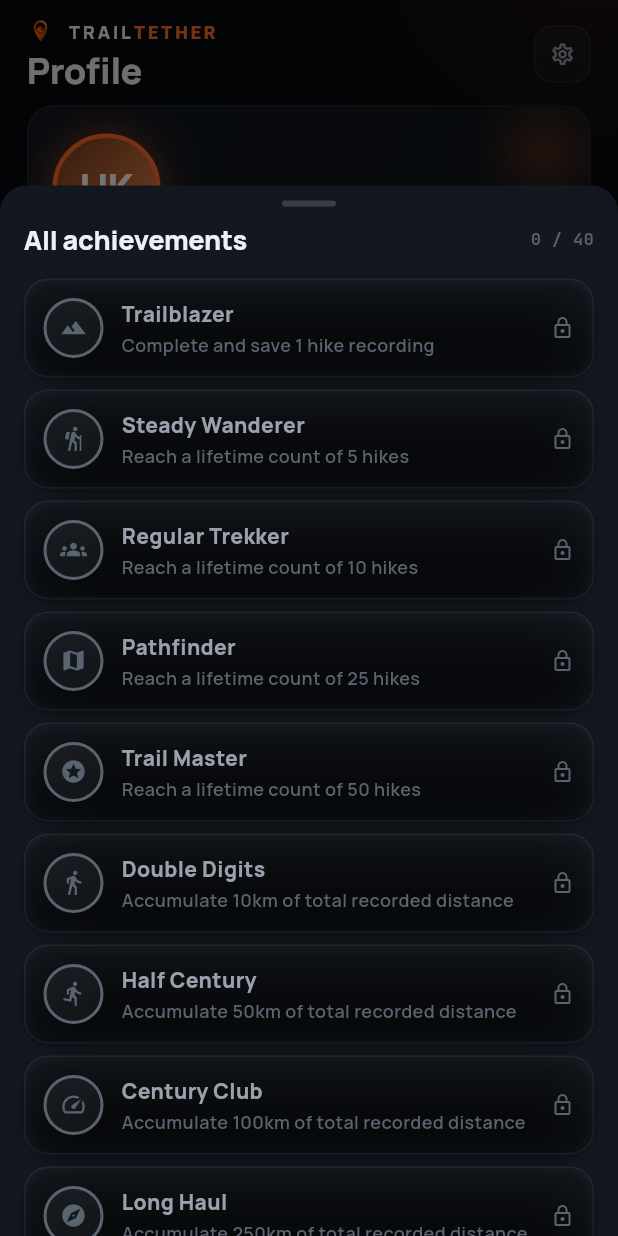
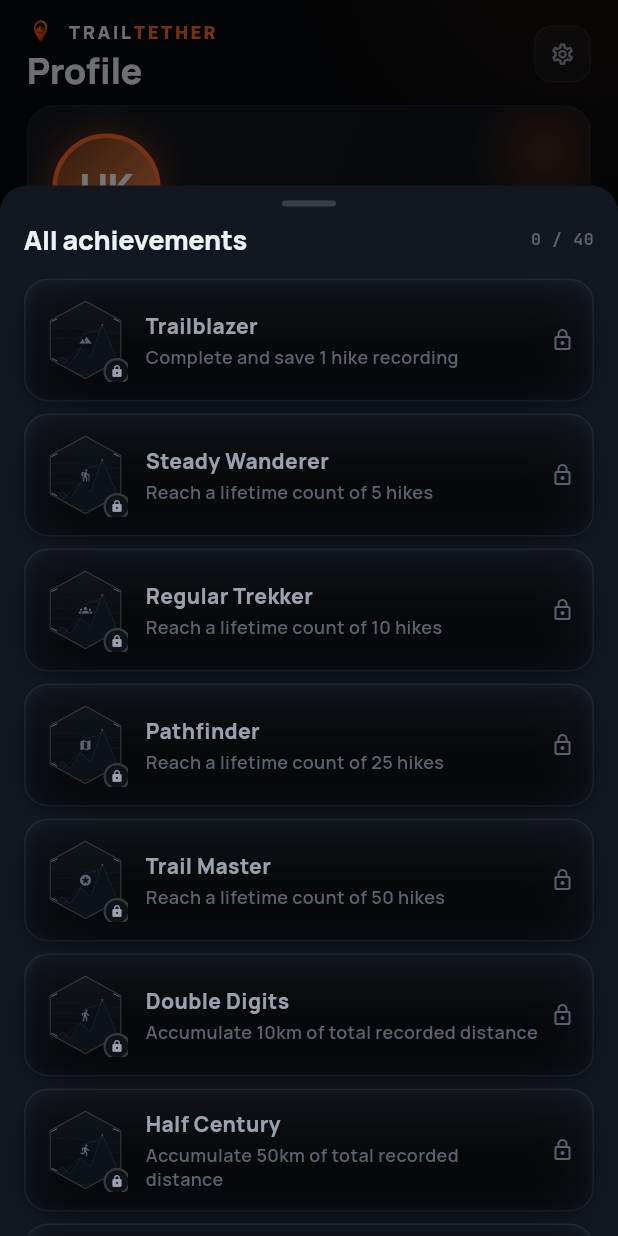
Before and after one commit to MHB2730/trailtether, a Flutter app: the TTProfileScreen screen opened directly, after a tap on "VIEW ALL →", on a phone screen of 412 x 824 dp. Run offline on Flutter 3.47's test engine with Material 3 defaults, Android fonts, the phone set to English and light mode, and no system bars; our stand-ins replace app_links, battery_plus, connectivity_plus, device_info_plus, file_picker, fl_chart and 17 more; missing offline and left inert: flutter_background_service, flutter_map_tile_caching, gpx, health, mobile_scanner, torch_light and 1 more; accounts and stored records are empty; network calls fail.

Commit message:
Trailtether v3.4.0 — animated achievement medallions matching the design
New widget: lib/widgets/design/tt_achievement_medallion.dart

A faithful Flutter port of the design's TopoMedallion
(screens/profile.jsx#TopoMedallion). Flutter has no animated-SVG
runtime, so the JSX <animate> elements are replaced with a single
AnimationController + CustomPainter that loops:

  * Hex topographic survey marker (clipped 100x100 viewBox, scaled
    to any size) with contour lines, mountain silhouette, reticle
    corner brackets — the static topo "paper" the badge sits on.
  * Switchback trail that draws itself across the silhouette via
    PathMetric.extractPath at the current animation phase.
  * Tracer dot (FFF4D6) riding the head of the trail.
  * Summit pin with a radial-gradient halo that pulses r 4 -> 8 -> 4
    over 2 s.
  * Two radar ping rings expanding from the summit on a 3.2 s loop,
    offset by half a cycle so they're never both at r=0.
  * Locked-with-progress: ember "magma" fill rises from the base of
    the hex to (1 - progress) x height, with a flickering wavefront
    stroke on top.
  * Hero mode (size >=80, large=true): outer ring glow + four
    drifting ember sparks above the medallion.

Wired into tt_profile_screen.dart in three places:

  * _AchievementBadge grid tiles (8 visible on the Profile screen) —
    plain icon-in-circle replaced with TTAchievementMedallion size 56
  * All-Achievements detail list rows — same widget at size 56
  * Detail dialog header — hero TTAchievementMedallion size 80 with
    large=true so the user sees the drifting embers

Performance:
  * Single AnimationController per instance; ticker auto-pauses when
    the widget is off-screen via Flutter's TickerMode.
  * Painter reuses Path objects (hex / mountain / trail are static
    geometry) and only allocates Paints per frame for animated
    gradients.
  * shouldRepaint is gated on the props that change, not the
    animation value (the controller already drives `repaint`).

Co-Authored-By: Claude Opus 4.7 <noreply@anthropic.com>

```diff
--- a/trailtether_app/lib/screens/tt_profile_screen.dart
+++ b/trailtether_app/lib/screens/tt_profile_screen.dart
@@ -22,6 +22,7 @@ import '../providers/hike_history_provider.dart';
 import '../providers/profile_provider.dart';
 import '../providers/units_provider.dart';
 import '../services/auth_service.dart';
+import '../widgets/design/tt_achievement_medallion.dart';
 import '../widgets/design/tt_ambient.dart';
 import '../widgets/design/tt_app_bar.dart';
 import 'privacy_policy_screen.dart';
@@ -1275,21 +1276,16 @@ class _AchievementsSection extends StatelessWidget {
                   separatorBuilder: (_, __) => const SizedBox(height: 8),
                   itemBuilder: (_, i) {
                     final d = rows[i];
-                    final tint = d.unlocked ? d.color : TT.text3;
                     return TTCard(
                       padding: const EdgeInsets.fromLTRB(12, 12, 12, 12),
                       child: Row(
                         children: [
-                          Container(
-                            width: 40,
-                            height: 40,
-                            decoration: BoxDecoration(
-                              shape: BoxShape.circle,
-                              color: tint.withOpacity(0.14),
-                              border: Border.all(color: tint, width: 2),
-                            ),
-                            alignment: Alignment.center,
-                            child: Icon(d.icon, size: 18, color: tint),
+                          TTAchievementMedallion(
+                            icon: d.icon,
+                            color: d.color,
+                            unlocked: d.unlocked,
+                            progress: d.unlocked ? 1.0 : 0.0,
+                            size: 56,
                           ),
                           const SizedBox(width: 12),
                           Expanded(
@@ -1385,25 +1381,21 @@ class _AchievementBadge extends StatelessWidget {
 
   void _showDetail(BuildContext context) {
     final unlocked = data.unlocked;
-    final tintColor = unlocked ? data.color : TT.text3;
     showDialog<void>(
       context: context,
       builder: (ctx) => AlertDialog(
         backgroundColor: TT.surf,
         title: Row(
           children: [
-            Container(
-              width: 38,
-              height: 38,
-              decoration: BoxDecoration(
-                shape: BoxShape.circle,
-                color: tintColor.withOpacity(0.14),
-                border: Border.all(color: tintColor, width: 2),
-              ),
-              alignment: Alignment.center,
-              child: Icon(data.icon, size: 18, color: tintColor),
-            ),
-            const SizedBox(width: 12),
+            TTAchievementMedallion(
+              icon: data.icon,
+              color: data.color,
+              unlocked: data.unlocked,
+              progress: data.unlocked ? 1.0 : 0.0,
+              size: 80,
+              large: true,
+            ),
+            const SizedBox(width: 14),
             Expanded(
               child: Text(
                 data.label,
@@ -1474,54 +1466,15 @@ class _AchievementBadge extends StatelessWidget {
         mainAxisAlignment: MainAxisAlignment.start,
         crossAxisAlignment: CrossAxisAlignment.center,
         children: [
-          Stack(
-            clipBehavior: Clip.none,
-            alignment: Alignment.center,
-            children: [
-              Container(
-                width: 40,
-                height: 40,
-                decoration: BoxDecoration(
-                  shape: BoxShape.circle,
-                  color: data.unlocked
-                      ? data.color.withOpacity(0.12)
-                      : TT.bg3,
-                  border: Border.all(
-                    color: data.unlocked ? data.color : TT.line2,
-                    width: 2,
-                  ),
-                  boxShadow: data.unlocked
-                      ? [
-                          BoxShadow(
-                            color: data.color.withOpacity(0.22),
-                            blurRadius: 12,
-                          ),
-                        ]
-                      : null,
-                ),
-                child: Icon(
-                  data.icon,
-                  size: 18,
-                  color: data.unlocked ? data.color : TT.text3,
-                ),
-              ),
-              if (!data.unlocked)
-                Positioned(
-                  right: -2,
-                  bottom: -2,
-                  child: Container(
-                    width: 16,
-                    height: 16,
-                    decoration: BoxDecoration(
-                      shape: BoxShape.circle,
-                      color: TT.bg2,
-                      border: Border.all(color: TT.line2, width: 1),
-                    ),
-                    alignment: Alignment.center,
-                    child: const Icon(Icons.lock, size: 9, color: TT.text3),
-                  ),
-                ),
-            ],
+          // Animated hex topo medallion — matches the design's
+          // TopoMedallion (radar ping, switchback trail draw-in,
+          // summit pulse, ember magma fill on locked-with-progress).
+          TTAchievementMedallion(
+            icon: data.icon,
+            color: data.color,
+            unlocked: data.unlocked,
+            progress: data.unlocked ? 1.0 : 0.0,
+            size: 56,
           ),
           const SizedBox(height: 8),
           Text(
--- /dev/null
+++ b/trailtether_app/lib/widgets/design/tt_achievement_medallion.dart
@@ -0,0 +1,506 @@
+// Trailtether — animated achievement medallion.
+//
+// Flutter port of `screens/profile.jsx#TopoMedallion`. The design ships a
+// hexagonal topographic survey marker with multiple loops layered on it:
+//   * a switchback trail drawing itself across a mountain silhouette
+//   * a comet riding the trail head
+//   * a summit pin that pulses
+//   * radar ping rings expanding from the summit
+//   * drifting embers (hero-size only)
+// Locked-with-progress badges show an ember "magma" fill rising from the
+// base of the hex up to (1 - progress) × height, with a wavefront on top.
+//
+// Single AnimationController drives everything. CustomPainter does the
+// drawing — Flutter has no animated SVG runtime, so the JSX <animate>
+// elements are replaced with tween-driven repaints.
+//
+// Performance:
+//   * `repaint: _ctrl` rebuilds only this widget on each frame
+//   * paint code allocates Paints once per build and reuses them
+//   * controllers are paused via TickerMode when offscreen (Flutter
+//     stops tickers automatically for screens that aren't visible)
+//
+// Usage:
+//   TTAchievementMedallion(
+//     icon: Icons.terrain,
+//     color: TT.ember,
+//     unlocked: true,
+//     size: 56,
+//   )
+
+import 'dart:math' as math;
+import 'package:flutter/material.dart';
+
+class TTAchievementMedallion extends StatefulWidget {
+  /// Centre icon (rendered in a small well on the trail line).
+  final IconData icon;
+
+  /// Tint used for the trail, summit pin and hex border. The fill is
+  /// derived as a brighter shade of this colour.
+  final Color color;
+
+  /// True if the achievement has been earned. Unlocked medallions
+  /// animate; locked ones render statically with a lock chip.
+  final bool unlocked;
+
+  /// 0–1 progress towards unlocking. Ignored when [unlocked] is true.
+  /// Drives the ember magma fill height for locked-with-progress badges.
+  final double progress;
+
+  /// Drawn at this width × height. Hexagon viewBox is 100×100 internally
+  /// and scaled to fit. Reasonable: 56 (grid), 96 (hero), 120 (detail).
+  final double size;
+
+  /// Hero mode — beefier border, larger icon well, drifting embers.
+  final bool large;
+
+  const TTAchievementMedallion({
+    super.key,
+    required this.icon,
+    required this.color,
+    required this.unlocked,
+    this.progress = 0,
+    this.size = 56,
+    this.large = false,
+  });
+
+  @override
+  State<TTAchievementMedallion> createState() => _TTAchievementMedallionState();
+}
+
+class _TTAchievementMedallionState extends State<TTAchievementMedallion>
+    with SingleTickerProviderStateMixin {
+  late final AnimationController _ctrl;
+
+  @override
+  void initState() {
+    super.initState();
+    // 6 s loop — slow enough to read as ambient, long enough for the
+    // trail draw + ember drift to feel coherent. Sub-loops (summit pulse,
+    // radar ping) use `fmod` on this base inside the painter.
+    _ctrl = AnimationController(
+      vsync: this,
+      duration: const Duration(milliseconds: 6000),
+    );
+    if (widget.unlocked) _ctrl.repeat();
+  }
+
+  @override
+  void didUpdateWidget(covariant TTAchievementMedallion old) {
+    super.didUpdateWidget(old);
+    if (widget.unlocked != old.unlocked) {
+      if (widget.unlocked) {
+        _ctrl.repeat();
+      } else {
+        _ctrl.stop();
+      }
+    }
+  }
+
+  @override
+  void dispose() {
+    _ctrl.dispose();
+    super.dispose();
+  }
+
+  Color _fillColor() {
+    // Lighter shade of the ring colour for the trail gradient tip.
+    final hsl = HSLColor.fromColor(widget.color);
+    return hsl
+        .withLightness((hsl.lightness + 0.18).clamp(0.0, 1.0))
+        .withSaturation((hsl.saturation * 0.85).clamp(0.0, 1.0))
+        .toColor();
+  }
+
+  @override
+  Widget build(BuildContext context) {
+    final fill = _fillColor();
+    final centerWell = widget.large ? 22.0 : 14.0;
+    final centerIconSize = widget.large ? 13.0 : 9.0;
+
+    return SizedBox(
+      width: widget.size,
+      height: widget.size,
+      child: Stack(
+        alignment: Alignment.center,
+        children: [
+          // The medallion itself — fully painted in a CustomPainter
+          // driven by the animation controller.
+          Positioned.fill(
+            child: CustomPaint(
+              painter: _MedallionPainter(
+                ringColor: widget.color,
+                fillColor: fill,
+                unlocked: widget.unlocked,
+                progress: widget.progress,
+                large: widget.large,
+                animation: _ctrl,
+              ),
+            ),
+          ),
+
+          // Centre icon, positioned roughly where the SVG places it (on
+          // the trail line, just below the summit pin).
+          Positioned(
+            top: widget.size * 0.50 - centerWell / 2,
+            left: widget.size * 0.50 - centerWell / 2,
+            child: Container(
+              width: centerWell,
+              height: centerWell,
+              alignment: Alignment.center,
+              decoration: BoxDecoration(
+                shape: BoxShape.circle,
+                color: widget.unlocked ? const Color(0xFF0A0C0F) : Colors.transparent,
+                border: widget.unlocked
+                    ? Border.all(color: widget.color, width: 1.5)
+                    : null,
+                boxShadow: widget.unlocked
+                    ? [
+                        BoxShadow(
+                          color: widget.color.withOpacity(0.55),
+                          blurRadius: 8,
+                        ),
+                      ]
+                    : null,
+              ),
+              child: Icon(
+                widget.icon,
+                size: centerIconSize,
+                color: widget.unlocked ? fill : const Color(0xFF5A6470),
+              ),
+            ),
+          ),
+
+          // Lock chip in the bottom-right when locked.
+          if (!widget.unlocked)
+            Positioned(
+              right: -2,
+              bottom: -2,
+              child: Container(
+                width: 18,
+                height: 18,
+                decoration: BoxDecoration(
+                  shape: BoxShape.circle,
+                  color: const Color(0xFF0F1318),
+                  border: Border.all(
+                    color: const Color(0x29FFFFFF),
+                    width: 1.5,
+                  ),
+                ),
+                alignment: Alignment.center,
+                child: const Icon(
+                  Icons.lock_rounded,
+                  size: 9,
+                  color: Color(0xFF98A1AC),
+                ),
+              ),
+            ),
+        ],
+      ),
+    );
+  }
+}
+
+class _MedallionPainter extends CustomPainter {
+  final Color ringColor;
+  final Color fillColor;
+  final bool unlocked;
+  final double progress;
+  final bool large;
+  final Animation<double> animation;
+
+  _MedallionPainter({
+    required this.ringColor,
+    required this.fillColor,
+    required this.unlocked,
+    required this.progress,
+    required this.large,
+    required this.animation,
+  }) : super(repaint: animation);
+
+  // ── Geometry, in the JSX's 100×100 viewBox ──────────────────────────
+  // Hex (rotated to point top/bottom flat); summit; switchback trail.
+  static final Path _hexPath = Path()
+    ..moveTo(50, 4)
+    ..lineTo(92, 27)
+    ..lineTo(92, 73)
+    ..lineTo(50, 96)
+    ..lineTo(8, 73)
+    ..lineTo(8, 27)
+    ..close();
+
+  static final Path _mountainPath = Path()
+    ..moveTo(5, 92)
+    ..lineTo(22, 70)
+    ..lineTo(32, 78)
+    ..lineTo(44, 60)
+    ..lineTo(56, 70)
+    ..lineTo(70, 32)
+    ..lineTo(84, 64)
+    ..lineTo(95, 92)
+    ..close();
+
+  static final Path _trailPath = Path()
+    ..moveTo(18, 82)
+    ..cubicTo(28, 76, 34, 68, 38, 64)
+    ..cubicTo(42, 60, 50, 58, 46, 50)
+    ..cubicTo(42, 42, 54, 42, 60, 40)
+    ..cubicTo(66, 38, 70, 36, 70, 32);
+
+  static const _summit = Offset(70, 32);
+
+  @override
+  void paint(Canvas canvas, Size size) {
+    // The JSX uses a 100×100 viewBox; scale to the actual draw size.
+    final scale = size.width / 100;
+    canvas.save();
+    canvas.scale(scale);
+
+    // Clip everything to the hex shape so contours / silhouette stay inside.
+    canvas.save();
+    canvas.clipPath(_hexPath);
+
+    // Background fill — slightly warm when unlocked, cold when locked.
+    final bgPaint = Paint()
+      ..shader = const LinearGradient(
+        begin: Alignment.topCenter,
+        end: Alignment.bottomCenter,
+        colors: [Color(0xFF1A1010), Color(0xFF06080B)],
+      ).createShader(const Rect.fromLTWH(0, 0, 100, 100));
+    if (!unlocked) {
+      bgPaint.shader = const LinearGradient(
+        begin: Alignment.topCenter,
+        end: Alignment.bottomCenter,
+        colors: [Color(0xFF11161C), Color(0xFF06080B)],
+      ).createShader(const Rect.fromLTWH(0, 0, 100, 100));
+    }
+    canvas.drawRect(const Rect.fromLTWH(0, 0, 100, 100), bgPaint);
+
+    // ── Contour lines (static) ───────────────────────────────────────
+    final contourPaint = Paint()
+      ..style = PaintingStyle.stroke
+      ..strokeWidth = 0.5
+      ..color = unlocked
+          ? fillColor.withOpacity(0.20)
+          : Colors.white.withOpacity(0.06);
+    for (final y in const [40.0, 52.0, 64.0, 76.0, 88.0]) {
+      final p = Path()
+        ..moveTo(-10, y)
+        ..quadraticBezierTo(30, y - 8, 50, y - 2)
+        ..quadraticBezierTo(70, y + 4, 110, y);
+      canvas.drawPath(p, contourPaint);
+    }
+
+    // ── Locked-with-progress: ember magma fill rising from the base ──
+    if (!unlocked && progress > 0) {
+      final magmaTop = 100 - progress * 92;
+      // Flicker the opacity 0.55-0.85 over the loop.
+      final t = animation.value;
+      final flicker = 0.55 + 0.30 * (0.5 + 0.5 * math.sin(t * math.pi * 2 * 2.5));
+      final magmaPaint = Paint()
+        ..shader = LinearGradient(
+          begin: Alignment.bottomCenter,
+          end: Alignment.topCenter,
+          colors: [
+            ringColor.withOpacity(0.85),
+            ringColor.withOpacity(0),
+          ],
+        ).createShader(Rect.fromLTWH(0, magmaTop, 100, 100 - magmaTop + 8));
+      magmaPaint.color = magmaPaint.color.withOpacity(flicker);
+      canvas.drawRect(
+        Rect.fromLTWH(0, magmaTop, 100, 100 - magmaTop + 8),
+        magmaPaint,
+      );
+      // Wavefront stroke at the top of the magma.
+      final wavePaint = Paint()
+        ..style = PaintingStyle.stroke
+        ..strokeWidth = 0.9
+        ..color = fillColor.withOpacity(0.6 + 0.4 * flicker);
+      final wave = Path()
+        ..moveTo(0, magmaTop)
+        ..quadraticBezierTo(30, magmaTop - 2, 50, magmaTop)
+        ..quadraticBezierTo(70, magmaTop + 2, 100, magmaTop);
+      canvas.drawPath(wave, wavePaint);
+    }
+
+    // ── Mountain silhouette ──────────────────────────────────────────
+    final mountainFill = Paint()
+      ..style = PaintingStyle.fill
+      ..color = unlocked ? const Color(0xFF05060A) : const Color(0xFF0D1218);
+    final mountainStroke = Paint()
+      ..style = PaintingStyle.stroke
+      ..strokeWidth = 0.7
+      ..strokeJoin = StrokeJoin.round
+      ..color = unlocked
+          ? fillColor.withOpacity(0.40)
+          : Colors.white.withOpacity(0.10);
+    canvas.drawPath(_mountainPath, mountainFill);
+    canvas.drawPath(_mountainPath, mountainStroke);
+
+    if (unlocked) {
+      // ── Radar ping ring expanding from summit (3.2 s) ──────────────
+      final radarT = (animation.value * (6000 / 3200)) % 1.0;
+      final radarR = 3 + radarT * 43;
+      final radarPaint = Paint()
+        ..style = PaintingStyle.stroke
+        ..strokeWidth = 0.7
+        ..color = fillColor.withOpacity((0.7 * (1 - radarT)).clamp(0.0, 0.7));
+      canvas.drawCircle(_summit, radarR, radarPaint);
+
+      // Second offset radar ring (start half-cycle behind).
+      final radar2T = ((animation.value * (6000 / 3200)) + 0.5) % 1.0;
+      final radar2R = 3 + radar2T * 43;
+      final radar2Paint = Paint()
+        ..style = PaintingStyle.stroke
+        ..strokeWidth = 0.7
+        ..color = fillColor.withOpacity((0.7 * (1 - radar2T)).clamp(0.0, 0.7));
+      canvas.drawCircle(_summit, radar2R, radar2Paint);
+
+      // ── Trail under-glow ─────────────────────────────────────────
+      final trailGlow = Paint()
+        ..style = PaintingStyle.stroke
+        ..strokeWidth = 3.2
+        ..strokeCap = StrokeCap.round
+        ..color = fillColor.withOpacity(0.45)
+        ..maskFilter = const MaskFilter.blur(BlurStyle.normal, 1.6);
+      canvas.drawPath(_trailPath, trailGlow);
+
+      // ── Trail draw-in (2.6 s) ────────────────────────────────────
+      // Cycle: 0 → 1 dashOffset, simulating <animate stroke-dashoffset>.
+      final trailT = (animation.value * (6000 / 2600)) % 1.0;
+      final pm = _trailPath.computeMetrics().first;
+      final visible = pm.extractPath(0, pm.length * trailT);
+      final trailPaint = Paint()
+        ..style = PaintingStyle.stroke
+        ..strokeWidth = 1.4
+        ..strokeCap = StrokeCap.round
+        ..shader = LinearGradient(
+          begin: Alignment.centerLeft,
+          end: Alignment.centerRight,
+          colors: [
+            ringColor.withOpacity(0),
+            fillColor,
+            const Color(0xFFFFF4D6),
+          ],
+          stops: const [0.0, 0.3, 1.0],
+        ).createShader(const Rect.fromLTWH(0, 0, 100, 100));
+      canvas.drawPath(visible, trailPaint);
+
+      // ── Tracer dot riding the trail head ─────────────────────────
+      final pos = pm.getTangentForOffset(pm.length * trailT)?.position;
+      if (pos != null) {
+        final tracerPaint = Paint()..color = const Color(0xFFFFF4D6);
+        canvas.drawCircle(pos, 1.4, tracerPaint);
+      }
+    } else {
+      // Locked: static dashed-style trail hint so the path is still readable.
+      final trailHint = Paint()
+        ..style = PaintingStyle.stroke
+        ..strokeWidth = 0.6
+        ..color = Colors.white.withOpacity(0.10);
+      canvas.drawPath(_trailPath, trailHint);
+    }
+
+    // ── Summit pin ──────────────────────────────────────────────────
+    if (unlocked) {
+      // Pulse the radius 4 → 8 → 4 over 2 s.
+      final pulseT = (animation.value * (6000 / 2000)) % 1.0;
+      final pulseR = 4 + 4 * (0.5 + 0.5 * math.sin(pulseT * math.pi * 2));
+      final pinGlow = Paint()
+        ..shader = RadialGradient(
+          colors: [
+            const Color(0xFFFFF4D6),
+            fillColor,
+            ringColor.withOpacity(0),
+          ],
+          stops: const [0.0, 0.5, 1.0],
+        ).createShader(Rect.fromCircle(center: _summit, radius: pulseR));
+      canvas.drawCircle(_summit, pulseR, pinGlow);
+      canvas.drawCircle(
+        _summit,
+        1.8,
+        Paint()..color = const Color(0xFFFFF4D6),
+      );
+    } else {
+      canvas.drawCircle(
+        _summit,
+        1.2,
+        Paint()..color = Colors.white.withOpacity(0.18),
+      );
+    }
+
+    // ── Reticle corner brackets (static, survey-marker vibe) ───────
+    final reticle = Paint()
+      ..style = PaintingStyle.stroke
+      ..strokeWidth = 1
+      ..strokeCap = StrokeCap.round
+      ..color = (unlocked ? fillColor : Colors.white)
+          .withOpacity(unlocked ? 0.85 : 0.45);
+    canvas.drawLine(const Offset(10, 28), const Offset(16, 25), reticle);
+    canvas.drawLine(const Offset(90, 28), const Offset(84, 25), reticle);
+    canvas.drawLine(const Offset(10, 72), const Offset(16, 75), reticle);
+    canvas.drawLine(const Offset(90, 72), const Offset(84, 75), reticle);
+
+    canvas.restore(); // end clip
+
+    // ── Hex border, drawn LAST so it sits above the clipped content ─
+    final borderPaint = Paint()
+      ..style = PaintingStyle.stroke
+      ..strokeWidth = large ? 1.6 : 1.4
+      ..color = unlocked
+          ? ringColor
+          : Colors.white.withOpacity(0.16);
+    canvas.drawPath(_hexPath, borderPaint);
+
+    // ── Drop glow around the whole hex on unlocked hero medallions ─
+    if (unlocked && large) {
+      final glow = Paint()
+        ..style = PaintingStyle.stroke
+        ..strokeWidth = 4
+        ..color = ringColor.withOpacity(0.4)
+        ..maskFilter = const MaskFilter.blur(BlurStyle.outer, 8);
+      canvas.drawPath(_hexPath, glow);
+    }
+
+    // ── Drifting embers above hero medallion ───────────────────────
+    if (unlocked && large) {
+      // 4 embers, staggered through the loop.
+      const embers = [
+        [10.0, -22.0, 0.0],
+        [-14.0, -18.0, 0.7],
+        [18.0, -30.0, 1.4],
+        [-6.0, -26.0, 2.1],
+      ];
+      for (final e in embers) {
+        final delay = (e[2] as double) / 6.0;
+        final t = ((animation.value - delay) % 1.0 + 1.0) % 1.0;
+        if (t > 0.95) continue; // brief gap between cycles
+        final fade = t < 0.18 ? t / 0.18 : (1 - (t - 0.18) / 0.82);
+        final cx = 50 + (e[0] as double) * t;
+        final cy = 30 + (e[1] as double) * t;
+        final emberPaint = Paint()
+          ..shader = RadialGradient(
+            colors: [
+              const Color(0xFFFFE9C2),
+              fillColor.withOpacity(0.6),
+              ringColor.withOpacity(0),
+            ],
+            stops: const [0.0, 0.55, 1.0],
+          ).createShader(Rect.fromCircle(center: Offset(cx, cy), radius: 4));
+        emberPaint.color = emberPaint.color.withOpacity(fade.clamp(0.0, 1.0));
+        canvas.drawCircle(Offset(cx, cy), 2.5, emberPaint);
+      }
+    }
+
+    canvas.restore();
+  }
+
+  @override
+  bool shouldRepaint(_MedallionPainter old) {
+    return ringColor != old.ringColor ||
+        fillColor != old.fillColor ||
+        unlocked != old.unlocked ||
+        progress != old.progress ||
+        large != old.large;
+  }
+}
--- a/trailtether_app/pubspec.yaml
+++ b/trailtether_app/pubspec.yaml
@@ -1,7 +1,7 @@
 name: trailtether_app
 description: Trailtether - Trail Planner
 publish_to: 'none'
-version: 3.3.1+40
+version: 3.4.0+41
 
 environment:
   sdk: '>=3.3.0 <4.0.0'
```
